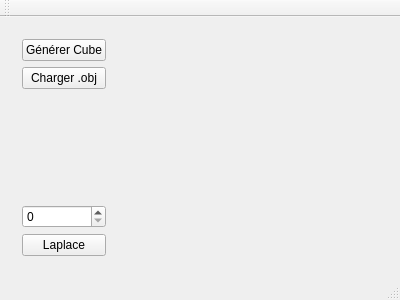
This is mainwindow.ui in Anthiel/S3_Lissage-de-Maillages as Qt 5 draws it before an edit. The edited form follows.
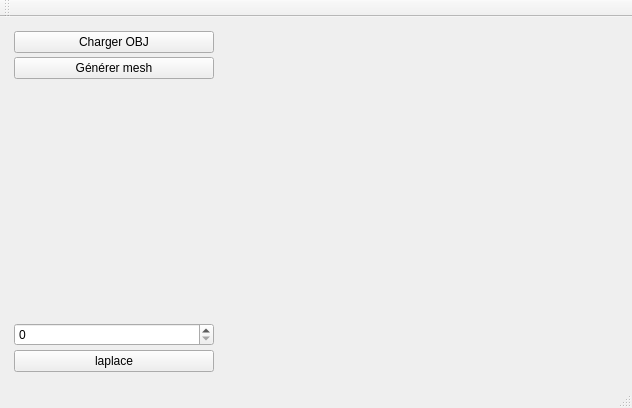
This is the edited form. Custom widgets are drawn as their Qt base class.

Patch:
```diff
--- a/mainwindow.ui
+++ b/mainwindow.ui
@@ -6,8 +6,8 @@
    <rect>
     <x>0</x>
     <y>0</y>
-    <width>400</width>
-    <height>300</height>
+    <width>632</width>
+    <height>408</height>
    </rect>
   </property>
   <property name="windowTitle">
@@ -19,22 +19,49 @@
      <widget class="QWidget" name="widget_2" native="true">
       <property name="sizePolicy">
        <sizepolicy hsizetype="Maximum" vsizetype="Preferred">
-        <horstretch>0</horstretch>
+        <horstretch>150</horstretch>
         <verstretch>0</verstretch>
        </sizepolicy>
       </property>
+      <property name="minimumSize">
+       <size>
+        <width>150</width>
+        <height>0</height>
+       </size>
+      </property>
       <layout class="QVBoxLayout" name="verticalLayout">
+       <property name="spacing">
+        <number>4</number>
+       </property>
+       <property name="leftMargin">
+        <number>3</number>
+       </property>
+       <property name="topMargin">
+        <number>3</number>
+       </property>
+       <property name="rightMargin">
+        <number>3</number>
+       </property>
+       <property name="bottomMargin">
+        <number>3</number>
+       </property>
        <item>
-        <widget class="QPushButton" name="pushButton">
+        <widget class="QPushButton" name="pushButton_chargement">
+         <property name="minimumSize">
+          <size>
+           <width>200</width>
+           <height>0</height>
+          </size>
+         </property>
          <property name="text">
-          <string>Générer Cube</string>
+          <string>Charger OBJ</string>
          </property>
         </widget>
        </item>
        <item>
         <widget class="QPushButton" name="pushButton_2">
          <property name="text">
-          <string>Charger .obj</string>
+          <string>Générer mesh</string>
          </property>
         </widget>
        </item>
@@ -57,7 +84,7 @@
        <item>
         <widget class="QPushButton" name="laplace">
          <property name="text">
-          <string>Laplace</string>
+          <string>laplace</string>
          </property>
         </widget>
        </item>
```
Left out of the diff: 6 changed lines with no effect on the pictures.
